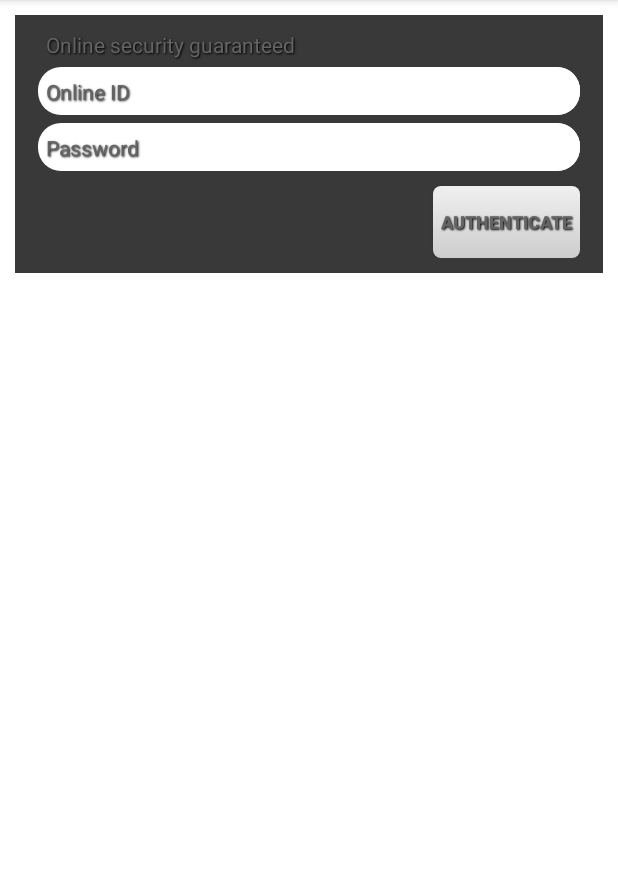
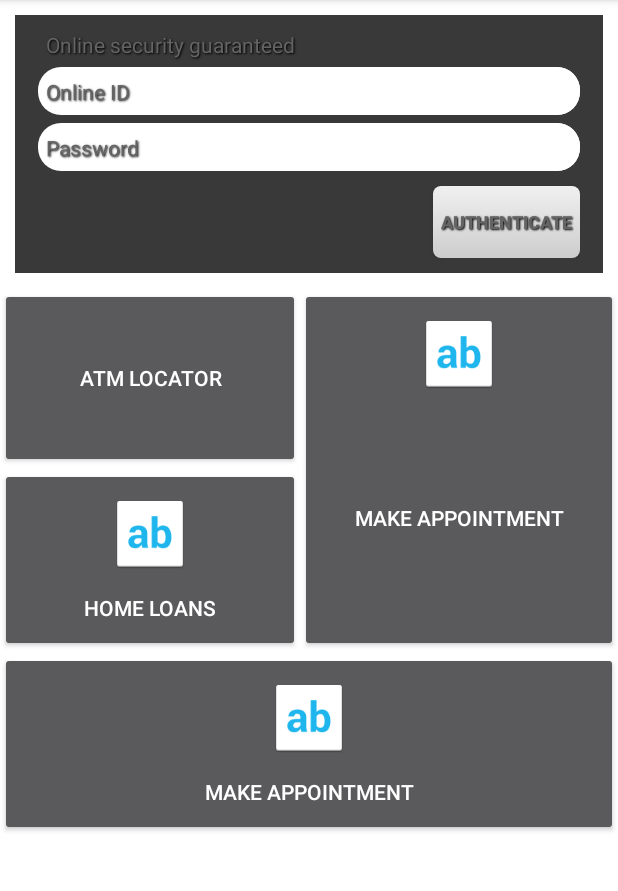
Before and after one commit to kkroo/bankapp, an Android app: the BootstrapAuthenticatorActivity screen opened directly, with no data from a screen before it, on a phone screen of 412 x 824 dp, the part 84-975 px from its top. Run offline under Robolectric (Android 15) with nearby library versions, the phone set to English and light mode, and no system bars; our stand-ins replace ButterKnife, Dagger/Hilt's generated code; libraries missing offline, so code that uses them is left out: com.github.kevinsawicki.wishlist; 9 statements that could not run were skipped.

Commit message:
Ugly buttons but show the point

```diff
--- a/app/build.gradle
+++ b/app/build.gradle
@@ -5,7 +5,7 @@ buildscript {
         mavenCentral()
     }
     dependencies {
-        classpath 'com.android.tools.build:gradle:0.11.+'
+        classpath 'com.android.tools.build:gradle:0.12.1'
     }
 }
 apply plugin: 'android'
@@ -17,7 +17,7 @@ repositories {
 }
 
 dependencies {
-    compile 'com.android.support:appcompat-v7:19.1.+'
+    compile 'com.android.support:appcompat-v7:19.+'
     compile 'com.google.code.gson:gson:2.2.4'
     compile 'com.squareup.dagger:dagger:1.0.1'
     compile 'com.squareup.dagger:dagger-compiler:1.0.1'
--- a/app/src/main/java/com/bank/reference/authenticator/BootstrapAuthenticatorActivity.java
+++ b/app/src/main/java/com/bank/reference/authenticator/BootstrapAuthenticatorActivity.java
@@ -17,6 +17,7 @@ import android.content.Intent;
 import android.os.Bundle;
 import android.text.Editable;
 import android.text.Html;
+import android.widget.AdapterView;
 import android.text.TextWatcher;
 import android.text.method.LinkMovementMethod;
 import android.view.KeyEvent;
@@ -26,9 +27,11 @@ import android.widget.ArrayAdapter;
 import android.widget.AutoCompleteTextView;
 import android.widget.Button;
 import android.widget.EditText;
+import android.widget.GridView;
 import android.widget.TextView;
 import android.widget.TextView.OnEditorActionListener;
-
+import android.widget.Toast;
+import android.widget.AdapterView.OnItemClickListener;
 import com.bank.reference.Injector;
 import com.bank.R;
 import com.bank.R.id;
@@ -133,10 +136,21 @@ public class BootstrapAuthenticatorActivity extends ActionBarAccountAuthenticato
         requestNewAccount = email == null;
 
         setContentView(layout.login_activity);
-
+       /* String [] titles = {"hey", "there", "pretty", "young", "thing"};
+        ArrayAdapter adapter = new ArrayAdapter<String>(this,
+                android.R.layout.simple_list_item_1, titles);
+        GridView grid = (GridView) findViewById(id.promos_grid);
+        grid.setAdapter(adapter);
+        grid.setOnItemClickListener(new OnItemClickListener() {
+            public void onItemClick(AdapterView<?> parent, View v,
+                                    int position, long id) {
+                Toast.makeText(getApplicationContext(),
+                        ((TextView) v).getText(), Toast.LENGTH_SHORT).show();
+            }
+        });*/
         Views.inject(this);
 
-        // We don't want to save logins, rly..
+        // We don't want to save login rly..
         //emailText.setAdapter(new ArrayAdapter<String>(this,
                 //simple_dropdown_item_1line, userEmailAccounts()));
 
--- a/app/src/main/res/layout/login_activity.xml
+++ b/app/src/main/res/layout/login_activity.xml
@@ -108,16 +108,58 @@
     </RelativeLayout>
 
 
-    <GridView xmlns:android="http://schemas.android.com/apk/res/android"
-        android:id="@+id/promos_grid"
-        android:layout_width="fill_parent"
-        android:layout_height="fill_parent"
-        android:numColumns="auto_fit"
-        android:columnWidth="150dip"
-        android:horizontalSpacing="10dp"
-        android:verticalSpacing="10dp"
-        android:gravity="center"
-        android:stretchMode="columnWidth"
-        android:layout_margin="10dip"></GridView>
+<RelativeLayout
+    android:layout_width="match_parent"
+    android:layout_height="wrap_content"
+    >
+
+
+    <Button
+        android:layout_width="@dimen/login_box_width"
+        android:layout_height="@dimen/login_box_height"
+        android:padding="@dimen/login_box_padding"
+
+        android:text="ATM Locator"
+        android:layout_alignParentTop="true"
+        android:layout_alignParentLeft="true"
+        android:id="@+id/textView" />
+    <Button
+        android:layout_width="@dimen/login_box_width"
+        android:layout_height="wrap_content"
+        android:padding="20dp"
+        android:drawableTop="@drawable/icon"
+        android:drawablePadding="15dp"
+        android:text="Home Loans"
+        android:layout_below="@+id/textView"
+        android:layout_alignParentLeft="true"
+        android:id="@+id/textView2" />
+    <Button
+        android:layout_width="wrap_content"
+        android:layout_height="wrap_content"
+        android:padding="20dp"
+        android:drawableTop="@drawable/icon"
+        android:drawablePadding="15dp"
+        android:text="Make appointment"
+        android:layout_below="@+id/textView2"
+        android:layout_alignParentLeft="true"
+        android:layout_alignParentRight="true"
+        android:id="@+id/textView3" />
+    <Button
+        android:layout_width="wrap_content"
+        android:layout_height="wrap_content"
+        android:padding="20dp"
+        android:layout_alignParentTop="true"
+        android:layout_alignParentRight="true"
+        android:layout_toRightOf="@+id/textView"
+        android:layout_alignBottom="@+id/textView2"
+        android:drawableTop="@drawable/icon"
+        android:drawablePadding="15dp"
+        android:text="Make Appointment"
+        android:layout_below="@+id/textView"
+
+        android:id="@+id/textView4" />
+
+</RelativeLayout>
+
 
 </LinearLayout>
--- a/app/src/main/res/values/colors.xml
+++ b/app/src/main/res/values/colors.xml
@@ -34,7 +34,7 @@
     <color name="button_background_disabled_start">#7b7b7b</color>
     <color name="button_background_disabled_end">#646464</color>
     <color name="text_shadow">#000000</color>
-
+    <color name="red"> #ffff0000</color>
     <color name="background_selected">#1fb6ed</color>
     <color name="nav_button_text_light">#ffffff</color>
     <color name="nav_button_pressed">#1fb6ed</color>
--- a/app/src/main/res/values/dimens.xml
+++ b/app/src/main/res/values/dimens.xml
@@ -3,4 +3,7 @@
     <!-- Per the design guidelines, navigation drawers should be between 240dp and 320dp:
      https://developer.android.com/design/patterns/navigation-drawer.html -->
     <dimen name="navigation_drawer_width">240dp</dimen>
+    <dimen name="login_box_height">120dp</dimen>
+    <dimen name="login_box_width">200dp</dimen>
+    <dimen name="login_box_padding">20dp</dimen>
 </resources>
```
